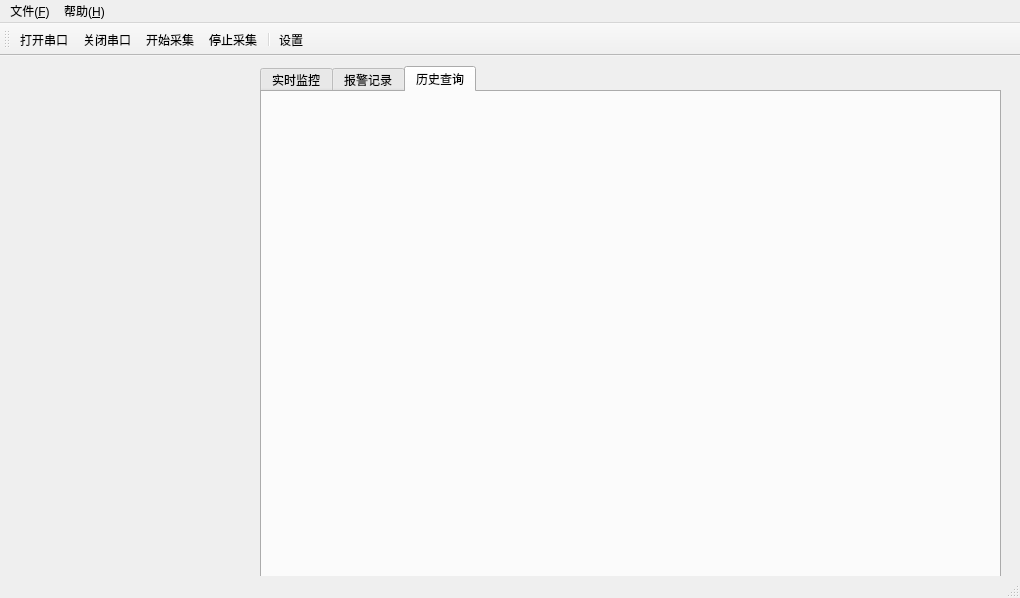
The window that IndustrialMonitor/src/ui/IndustrialMonitor.ui (frankjin73/IndustrialMonitor) describes before a commit, drawn with Qt 5.
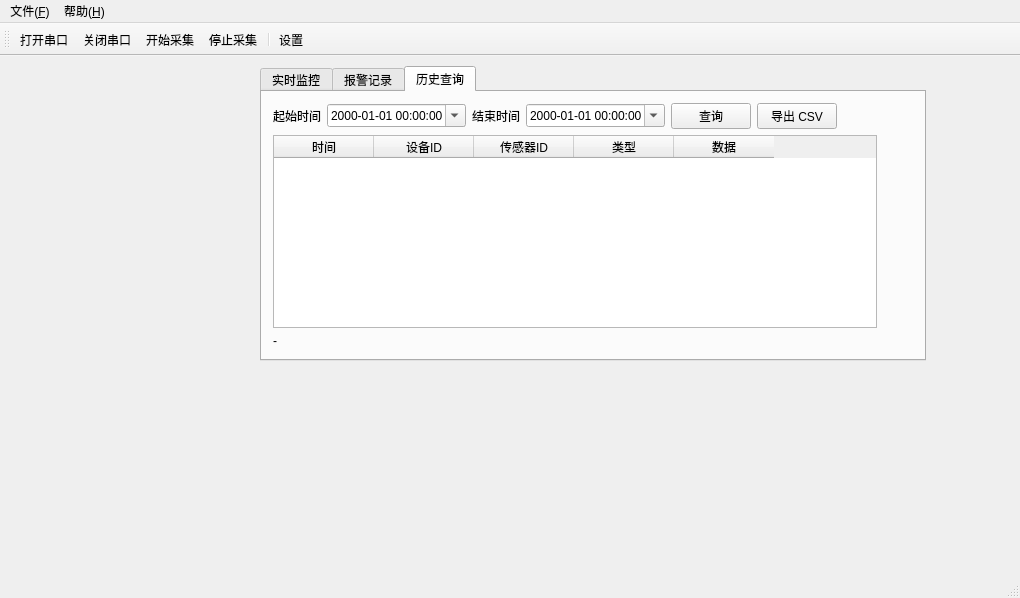
The same window after the commit. The open tabs and pages were chosen to show the change.

Commit message: 添加历史数据查询界面，最多查询10000条，可将数据导出CSV

```diff
--- a/IndustrialMonitor/src/ui/IndustrialMonitor.ui
+++ b/IndustrialMonitor/src/ui/IndustrialMonitor.ui
@@ -22,8 +22,8 @@
      <rect>
       <x>260</x>
       <y>10</y>
-      <width>741</width>
-      <height>521</height>
+      <width>666</width>
+      <height>295</height>
      </rect>
     </property>
     <property name="currentIndex">
@@ -139,6 +139,119 @@
      <attribute name="title">
       <string>历史查询</string>
      </attribute>
+     <layout class="QFormLayout" name="formLayout">
+      <item row="0" column="0">
+       <layout class="QVBoxLayout" name="verticalLayout">
+        <item>
+         <layout class="QHBoxLayout" name="horizontalLayout_3">
+          <item>
+           <widget class="QLabel" name="label_2">
+            <property name="text">
+             <string>起始时间</string>
+            </property>
+           </widget>
+          </item>
+          <item>
+           <widget class="QDateTimeEdit" name="startTimeEdit">
+            <property name="displayFormat">
+             <string>yyyy-MM-dd HH:mm:ss</string>
+            </property>
+            <property name="calendarPopup">
+             <bool>true</bool>
+            </property>
+           </widget>
+          </item>
+          <item>
+           <widget class="QLabel" name="label">
+            <property name="text">
+             <string>结束时间</string>
+            </property>
+           </widget>
+          </item>
+          <item>
+           <widget class="QDateTimeEdit" name="endTimeEdit">
+            <property name="displayFormat">
+             <string>yyyy-MM-dd HH:mm:ss</string>
+            </property>
+            <property name="calendarPopup">
+             <bool>true</bool>
+            </property>
+           </widget>
+          </item>
+          <item>
+           <widget class="QPushButton" name="queryButton">
+            <property name="text">
+             <string>查询</string>
+            </property>
+           </widget>
+          </item>
+          <item>
+           <widget class="QPushButton" name="exportButton">
+            <property name="text">
+             <string>导出 CSV</string>
+            </property>
+           </widget>
+          </item>
+          <item>
+           <spacer name="horizontalSpacer">
+            <property name="orientation">
+             <enum>Qt::Orientation::Horizontal</enum>
+            </property>
+            <property name="sizeHint" stdset="0">
+             <size>
+              <width>40</width>
+              <height>20</height>
+             </size>
+            </property>
+           </spacer>
+          </item>
+         </layout>
+        </item>
+        <item>
+         <widget class="QTableWidget" name="historyTableWidget">
+          <attribute name="horizontalHeaderStretchLastSection">
+           <bool>false</bool>
+          </attribute>
+          <attribute name="verticalHeaderStretchLastSection">
+           <bool>false</bool>
+          </attribute>
+          <column>
+           <property name="text">
+            <string>时间</string>
+           </property>
+          </column>
+          <column>
+           <property name="text">
+            <string>设备ID</string>
+           </property>
+          </column>
+          <column>
+           <property name="text">
+            <string>传感器ID</string>
+           </property>
+          </column>
+          <column>
+           <property name="text">
+            <string>类型</string>
+           </property>
+          </column>
+          <column>
+           <property name="text">
+            <string>数据</string>
+           </property>
+          </column>
+         </widget>
+        </item>
+        <item>
+         <widget class="QLabel" name="queryStatusLabel">
+          <property name="text">
+           <string>-</string>
+          </property>
+         </widget>
+        </item>
+       </layout>
+      </item>
+     </layout>
     </widget>
    </widget>
    <widget class="QWidget" name="serialConfigContainer" native="true">
```
Left out of the diff: 37 changed lines with no effect on the pictures. Lines whose indentation alone changed are shown as unchanged. The commit also changes 3 other files.
